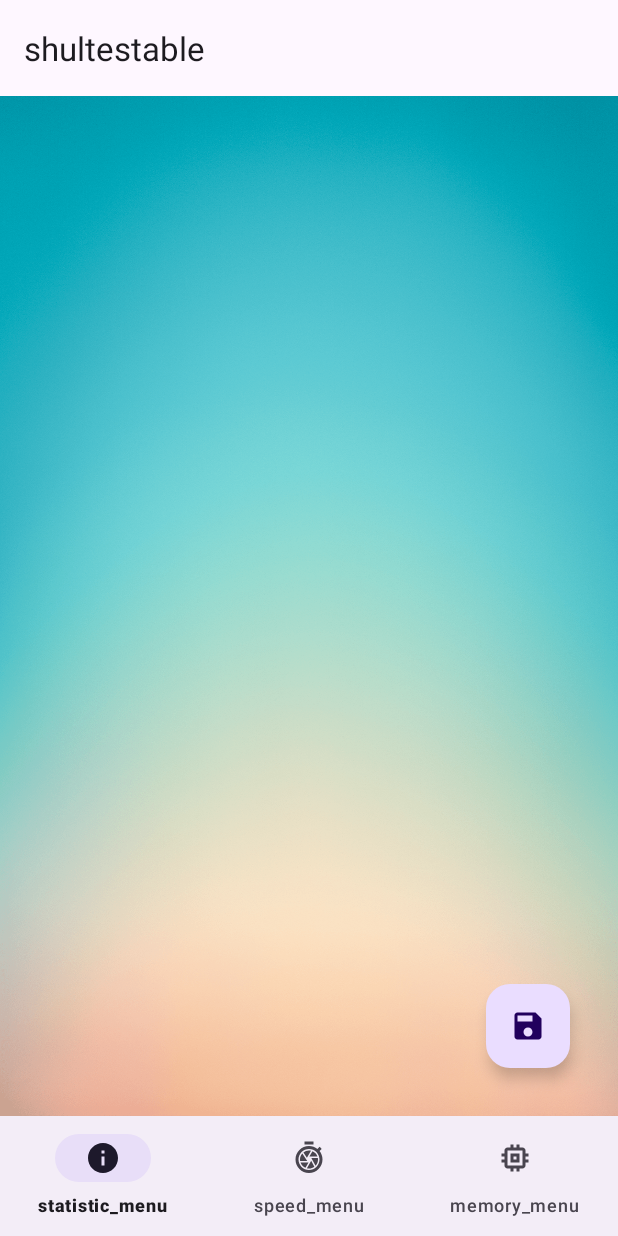
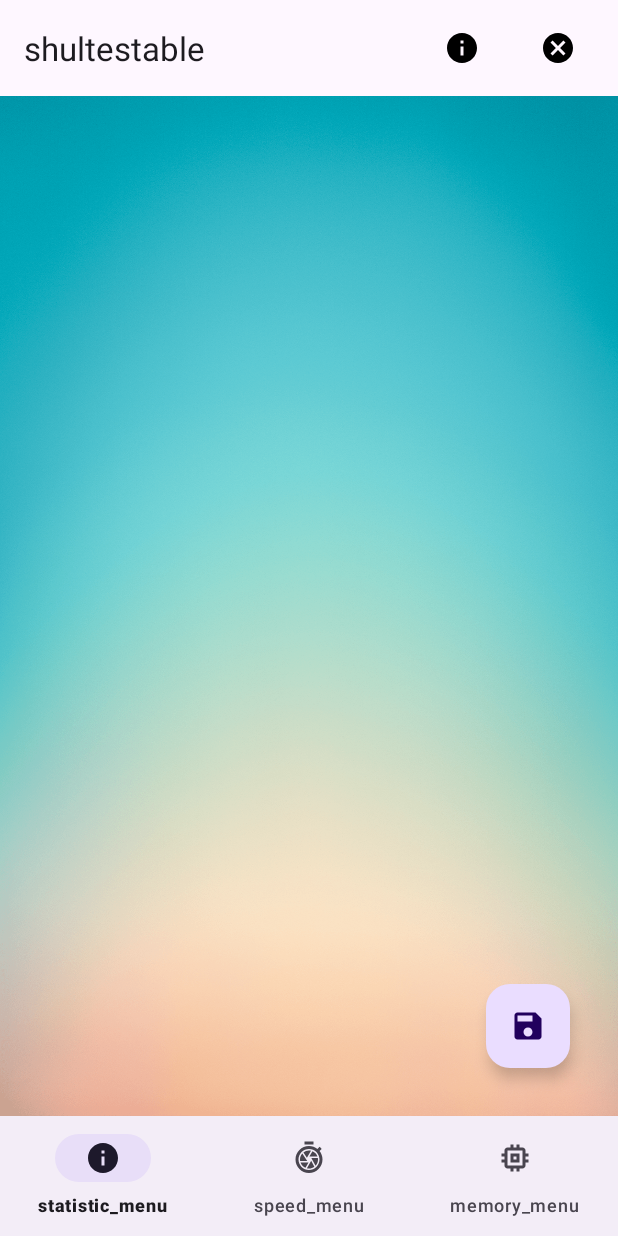
Before and after one commit to ellasiel/Stable, an Android app: the screen it shows after launch (MainActivity), after a tap on an icon or button, on a phone screen of 412 x 824 dp. Run offline under Robolectric (Android 15) with nearby library versions, the phone set to English and light mode, and no system bars; our stand-ins replace Room's generated code, navigation-ui; libraries missing offline, so code that uses them is left out: com.opencsv.

Commit message:
added information and updated design

```diff
--- a/app/src/main/java/com/eltex/shultestable/fragment/ToolbarFragment.kt
+++ b/app/src/main/java/com/eltex/shultestable/fragment/ToolbarFragment.kt
@@ -1,19 +1,24 @@
 package com.eltex.shultestable.fragment
 
+import android.app.AlertDialog
 import android.content.Context
 import android.os.Bundle
 import android.view.LayoutInflater
 import android.view.View
 import android.view.ViewGroup
+import android.widget.ImageButton
 import androidx.fragment.app.Fragment
 import androidx.fragment.app.activityViewModels
+import androidx.lifecycle.lifecycleScope
 import androidx.navigation.fragment.findNavController
 import androidx.navigation.ui.setupWithNavController
+import com.eltex.shultestable.MainActivity
 import com.eltex.shultestable.R
 import com.eltex.shultestable.databinding.FragmentToolbarBinding
 import com.eltex.shultestable.viewmodel.ToolbarViewModel
 
 class ToolbarFragment : Fragment() {
+
     override fun onAttach(context: Context) {
         super.onAttach(context)
         parentFragmentManager.beginTransaction()
@@ -30,6 +35,55 @@ class ToolbarFragment : Fragment() {
             requireNotNull(childFragmentManager.findFragmentById(R.id.container)).findNavController()
         binding.toolbar.setupWithNavController(navController)
         val toolbarViewModel by activityViewModels<ToolbarViewModel>()
+
+        val infoButton: ImageButton = binding.toolbar.findViewById(R.id.info_button)
+        infoButton.setOnClickListener {
+            toolbarViewModel.onInfoClicked()
+        }
+        val exitButton: ImageButton = binding.toolbar.findViewById(R.id.exit_button)
+        exitButton.setOnClickListener {
+            toolbarViewModel.onExitClicked()
+        }
+
+        viewLifecycleOwner.lifecycleScope.launchWhenStarted {
+            toolbarViewModel.infoClicked.collect { clicked ->
+                if (clicked) {
+                    showInfoDialog()
+                    toolbarViewModel.resetInfoClicked()
+                }
+            }
+        }
+        viewLifecycleOwner.lifecycleScope.launchWhenStarted {
+            toolbarViewModel.exitClicked.collect { clicked ->
+                if (clicked) {
+                    exit()
+                    toolbarViewModel.resetExitClicked()
+                }
+            }
+        }
+
         return binding.root
     }
+
+    private fun showInfoDialog() {
+        context?.let {
+            AlertDialog.Builder(it)
+                .setTitle(R.string.infoTitle)
+                .setMessage(R.string.infoText)
+                .setPositiveButton(android.R.string.ok, null)
+                .show()
+        }
+    }
+    private fun exit() {
+        val builder = AlertDialog.Builder(requireContext())
+        builder.setTitle(R.string.exit)
+        builder.setMessage(R.string.exitann)
+        builder.setNegativeButton(R.string.no) { dialog, i ->
+
+        }
+        builder.setPositiveButton(R.string.yes) { dialog, i ->
+            (requireActivity() as? MainActivity)?.finish()
+        }
+        builder.show()
+    }
 }
--- a/app/src/main/java/com/eltex/shultestable/viewmodel/ToolbarViewModel.kt
+++ b/app/src/main/java/com/eltex/shultestable/viewmodel/ToolbarViewModel.kt
@@ -7,8 +7,15 @@ import kotlinx.coroutines.flow.asStateFlow
 class ToolbarViewModel : ViewModel() {
     private val _showSave = MutableStateFlow(false)
     val showSave = _showSave.asStateFlow()
+
     private val _saveClicked = MutableStateFlow(false)
     val saveClicked = _saveClicked.asStateFlow()
+
+    private val _infoClicked = MutableStateFlow(false)
+    val infoClicked = _infoClicked.asStateFlow()
+    private val _exitClicked = MutableStateFlow(false)
+    val exitClicked = _exitClicked.asStateFlow()
+
     fun setSaveVisibility(visible: Boolean) {
         _showSave.value = visible
     }
@@ -16,4 +23,18 @@ class ToolbarViewModel : ViewModel() {
     fun saveClicked(pending: Boolean) {
         _saveClicked.value = pending
     }
+
+    fun onInfoClicked() {
+        _infoClicked.value = true
+    }
+    fun onExitClicked() {
+        _exitClicked.value = true
+    }
+
+    fun resetInfoClicked() {
+        _infoClicked.value = false
+    }
+    fun resetExitClicked() {
+        _exitClicked.value = false
+    }
 }
--- /dev/null
+++ b/app/src/main/res/drawable/baseline_exit_24.xml
@@ -0,0 +1,5 @@
+<vector android:height="24dp" android:tint="#000000"
+    android:viewportHeight="24" android:viewportWidth="24"
+    android:width="24dp" xmlns:android="http://schemas.android.com/apk/res/android">
+    <path android:fillColor="@android:color/white" android:pathData="M12,2C6.47,2 2,6.47 2,12s4.47,10 10,10 10,-4.47 10,-10S17.53,2 12,2zM17,15.59L15.59,17 12,13.41 8.41,17 7,15.59 10.59,12 7,8.41 8.41,7 12,10.59 15.59,7 17,8.41 13.41,12 17,15.59z"/>
+</vector>
--- a/app/src/main/res/layout/fragment_toolbar.xml
+++ b/app/src/main/res/layout/fragment_toolbar.xml
@@ -6,6 +6,7 @@
     android:layout_height="match_parent"
     android:orientation="vertical"
     tools:context=".fragment.ToolbarFragment">
+
     <androidx.appcompat.widget.Toolbar
         android:id="@+id/toolbar"
         style="@style/Widget.Material3.Toolbar"
@@ -13,7 +14,28 @@
         android:layout_height="wrap_content"
         app:layout_constraintEnd_toEndOf="parent"
         app:layout_constraintStart_toStartOf="parent"
-        app:layout_constraintTop_toTopOf="parent"/>
+        app:layout_constraintTop_toTopOf="parent">
+
+        <ImageButton
+            android:id="@+id/exit_button"
+            android:layout_width="48dp"
+            android:layout_height="48dp"
+            android:layout_gravity="end"
+            android:layout_marginEnd="16dp"
+            android:background="?attr/selectableItemBackgroundBorderless"
+            android:src="@drawable/baseline_exit_24" />
+
+        <ImageButton
+            android:id="@+id/info_button"
+            android:layout_width="48dp"
+            android:layout_height="48dp"
+            android:layout_gravity="end"
+            android:layout_marginEnd="16dp"
+            android:background="?attr/selectableItemBackgroundBorderless"
+            android:src="@drawable/baseline_info_24" />
+
+    </androidx.appcompat.widget.Toolbar>
+
     <androidx.fragment.app.FragmentContainerView
         android:id="@+id/container"
         android:name="androidx.navigation.fragment.NavHostFragment"
--- a/app/src/main/res/values/strings.xml
+++ b/app/src/main/res/values/strings.xml
@@ -14,4 +14,9 @@
     <string name="count_mistakes">count_mistakes</string>
     <string name="SpeedMode">SpeedMode</string>
     <string name="MemoryMode">MemoryMode</string>
+    <string name="exitann">Do you want to leave the game?</string>
+    <string name="no">No</string>
+    <string name="yes">Yes</string>
+    <string name="infoTitle">Information</string>
+    <string name="infoText">how to use this app</string>
 </resources>
```
Also changed, not shown: app/src/main/java/com/eltex/shultestable/fragment/FragmentMemory.kt (+0 -15 lines), app/src/main/java/com/eltex/shultestable/fragment/FragmentSpeed.kt (+0 -15 lines), app/src/main/res/layout/fragment_memory.xml (+11 -18 lines), app/src/main/res/layout/fragment_speed.xml (+9 -16 lines), 1 other file.
